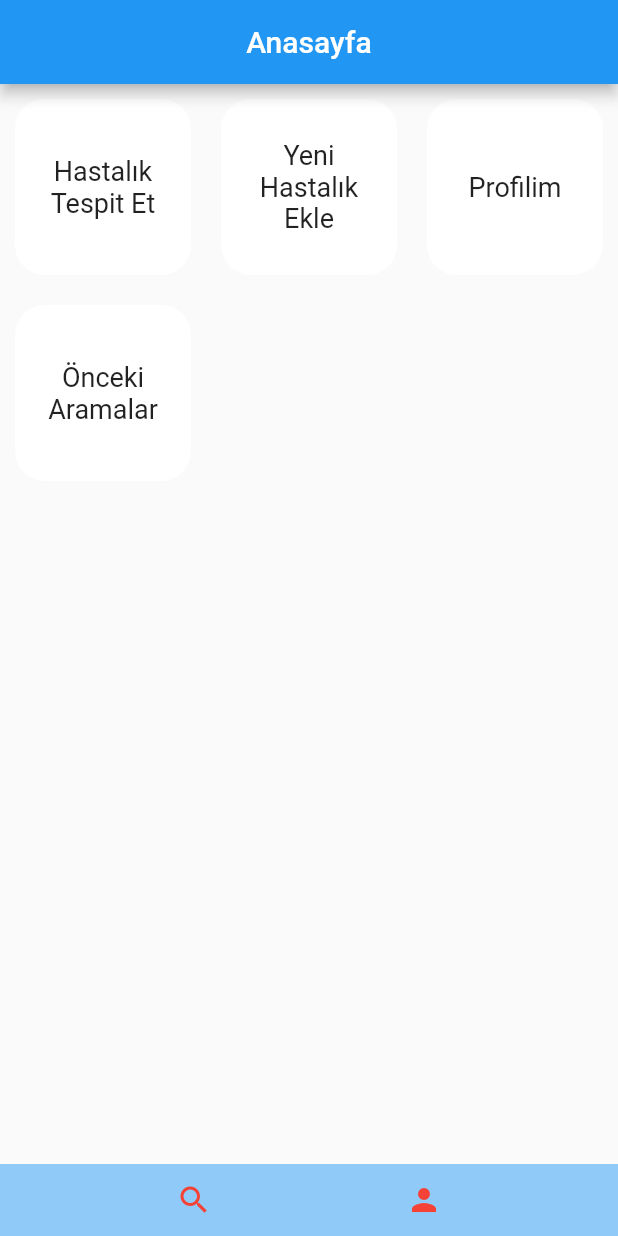
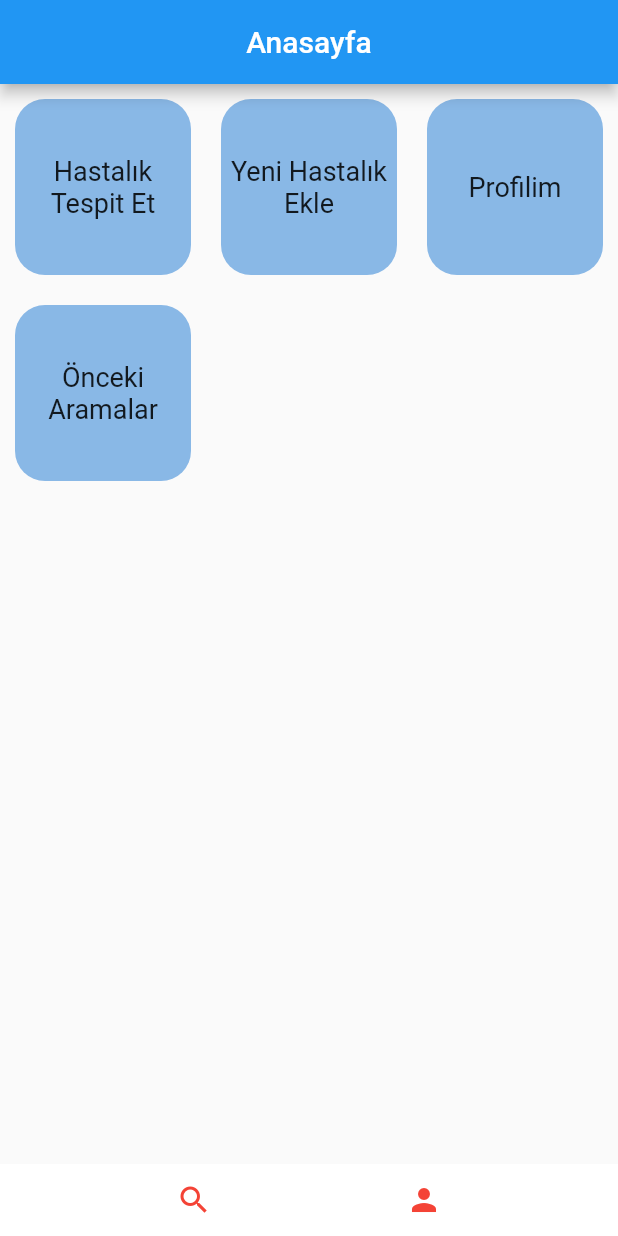
Before and after one commit to tezcansarizeybek/cattlediseaseflutter, a Flutter app: the MainPage screen opened directly, on a phone screen of 412 x 824 dp. Run offline on Flutter 3.47's test engine with Material 2 defaults, Android fonts, the phone set to English and light mode, and no system bars; our stand-ins replace get, shared_preferences; missing offline and left inert: camera_camera; accounts and stored records are empty.

Commit message:
cleaned code

```diff
--- a/lib/view/main_page.dart
+++ b/lib/view/main_page.dart
@@ -1,3 +1,6 @@
+import 'package:cattlediseasedetection/view/widgets/grid_button_widget.dart';
+import 'package:cattlediseasedetection/view/widgets/main_navbar_widget.dart';
+import 'package:cattlediseasedetection/view/widgets/profile_draggable_widget.dart';
 import 'package:cattlediseasedetection/viewmodel/user_vm.dart';
 import 'package:flutter/material.dart';
 import 'package:get/get.dart';
@@ -28,135 +31,15 @@ class MainPage extends StatelessWidget {
                     child: GridView.extent(
                   maxCrossAxisExtent: 150,
                   children: [
-                    Container(
-                      padding: const EdgeInsets.all(8),
-                      margin: const EdgeInsets.all(10),
-                      decoration: BoxDecoration(
-                        borderRadius: BorderRadius.circular(20),
-                        color: Theme.of(context).cardColor,
-                      ),
-                      child: const Center(
-                          child: Text(
-                        "Hastalık Tespit Et",
-                        style: TextStyle(fontSize: 18),
-                        textAlign: TextAlign.center,
-                      )),
-                    ),
-                    Container(
-                      padding: const EdgeInsets.all(8),
-                      margin: const EdgeInsets.all(10),
-                      decoration: BoxDecoration(
-                        borderRadius: BorderRadius.circular(20),
-                        color: Theme.of(context).cardColor,
-                      ),
-                      child: const Center(
-                          child: Text(
-                        "Yeni Hastalık Ekle",
-                        style: TextStyle(fontSize: 18),
-                        textAlign: TextAlign.center,
-                      )),
-                    ),
-                    InkWell(
-                      onTap: () => openUserInfo(),
-                      child: Container(
-                        padding: const EdgeInsets.all(8),
-                        margin: const EdgeInsets.all(10),
-                        decoration: BoxDecoration(
-                          borderRadius: BorderRadius.circular(20),
-                          color: Theme.of(context).cardColor,
-                        ),
-                        child: const Center(
-                            child: Text(
-                          "Profilim",
-                          style: TextStyle(fontSize: 18),
-                          textAlign: TextAlign.center,
-                        )),
-                      ),
-                    ),
-                    Container(
-                      padding: const EdgeInsets.all(8),
-                      margin: const EdgeInsets.all(10),
-                      decoration: BoxDecoration(
-                        borderRadius: BorderRadius.circular(20),
-                        color: Theme.of(context).cardColor,
-                      ),
-                      child: const Center(
-                          child: Text(
-                        "Önceki Aramalar",
-                        style: TextStyle(fontSize: 18),
-                        textAlign: TextAlign.center,
-                      )),
-                    )
+                    GridButtonWidget(title: "Hastalık Tespit Et"),
+                    GridButtonWidget(title: "Yeni Hastalık Ekle"),
+                    GridButtonWidget(title: "Profilim", func: openUserInfo),
+                    GridButtonWidget(title: "Önceki Aramalar"),
                   ],
                 )),
               ]),
-              Positioned(
-                bottom: 0,
-                right: 0,
-                left: 0,
-                child: Container(
-                  height: AppBarTheme.of(context).toolbarHeight,
-                  decoration:
-                      BoxDecoration(color: Theme.of(context).backgroundColor),
-                  child: Row(
-                    mainAxisAlignment: MainAxisAlignment.spaceEvenly,
-                    children: [
-                      IconButton(
-                          onPressed: () {},
-                          icon: const Icon(
-                            Icons.search,
-                            color: Colors.red,
-                          )),
-                      IconButton(
-                          onPressed: () {
-                            openUserInfo();
-                          },
-                          icon: const Icon(
-                            Icons.person,
-                            color: Colors.red,
-                          ))
-                    ],
-                  ),
-                ),
-              ),
-              SizedBox(
-                child: DraggableScrollableSheet(
-                  initialChildSize: 0,
-                  minChildSize: 0,
-                  maxChildSize: 0.7,
-                  controller: scrollableController,
-                  builder: (_, controller) {
-                    return LayoutBuilder(builder: (_, box) {
-                      return Container(
-                        decoration: BoxDecoration(
-                          borderRadius: BorderRadius.circular(30),
-                          color: Theme.of(context).backgroundColor,
-                        ),
-                        child: GetBuilder<UserVM>(
-                            id: 1,
-                            builder: (context) {
-                              return ListView(
-                                  controller: controller,
-                                  children: [
-                                    ListTile(
-                                      title: Text(
-                                          "Kullanıcı Adı: ${c.user.value.username}"),
-                                    ),
-                                    ListTile(
-                                      title: Text(
-                                          "Yapılan İstek Sayısı: ${c.user.value.requestCount}"),
-                                    ),
-                                    ListTile(
-                                      title: Text(
-                                          "Kalan İstek Sayısı: ${c.user.value.remainingRequest}"),
-                                    )
-                                  ]);
-                            }),
-                      );
-                    });
-                  },
-                ),
-              )
+              MainNavbarWidget(profileFunc: openUserInfo),
+              ProfileDraggableWidget(scrollableController: scrollableController)
             ],
           );
         }),
--- /dev/null
+++ b/lib/view/widgets/grid_button_widget.dart
@@ -0,0 +1,31 @@
+import 'package:flutter/material.dart';
+
+class GridButtonWidget extends StatelessWidget {
+  const GridButtonWidget({Key? key, required this.title, this.func})
+      : super(key: key);
+  final String title;
+  final void Function()? func;
+
+  @override
+  Widget build(BuildContext context) {
+    return Container(
+      margin: const EdgeInsets.all(10),
+      child: InkWell(
+        borderRadius: BorderRadius.circular(20),
+        onTap: func,
+        child: Container(
+          decoration: BoxDecoration(
+            borderRadius: BorderRadius.circular(20),
+            color: Theme.of(context).primaryColorDark.withOpacity(0.5),
+          ),
+          child: Center(
+              child: Text(
+            title,
+            style: const TextStyle(fontSize: 18),
+            textAlign: TextAlign.center,
+          )),
+        ),
+      ),
+    );
+  }
+}
--- /dev/null
+++ b/lib/view/widgets/main_navbar_widget.dart
@@ -0,0 +1,37 @@
+import 'package:flutter/material.dart';
+
+class MainNavbarWidget extends StatelessWidget {
+  const MainNavbarWidget({Key? key, required this.profileFunc})
+      : super(key: key);
+  final void Function() profileFunc;
+
+  @override
+  Widget build(BuildContext context) {
+    return Positioned(
+      bottom: 0,
+      right: 0,
+      left: 0,
+      child: Container(
+        height: AppBarTheme.of(context).toolbarHeight,
+        decoration: BoxDecoration(color: Theme.of(context).cardColor),
+        child: Row(
+          mainAxisAlignment: MainAxisAlignment.spaceEvenly,
+          children: [
+            IconButton(
+                onPressed: () {},
+                icon: const Icon(
+                  Icons.search,
+                  color: Colors.red,
+                )),
+            IconButton(
+                onPressed: profileFunc,
+                icon: const Icon(
+                  Icons.person,
+                  color: Colors.red,
+                ))
+          ],
+        ),
+      ),
+    );
+  }
+}
--- /dev/null
+++ b/lib/view/widgets/profile_draggable_widget.dart
@@ -0,0 +1,48 @@
+import 'package:cattlediseasedetection/viewmodel/user_vm.dart';
+import 'package:flutter/material.dart';
+import 'package:get/get.dart';
+
+class ProfileDraggableWidget extends StatelessWidget {
+  const ProfileDraggableWidget({Key? key, required this.scrollableController})
+      : super(key: key);
+  final DraggableScrollableController scrollableController;
+
+  @override
+  Widget build(BuildContext context) {
+    return SizedBox(
+      child: DraggableScrollableSheet(
+        initialChildSize: 0,
+        minChildSize: 0,
+        maxChildSize: 0.7,
+        controller: scrollableController,
+        builder: (_, controller) {
+          return LayoutBuilder(builder: (_, box) {
+            return Container(
+              decoration: BoxDecoration(
+                borderRadius: BorderRadius.circular(30),
+                color: Theme.of(context).backgroundColor,
+              ),
+              child: GetBuilder<UserVM>(
+                  id: 1,
+                  builder: (c) {
+                    return ListView(controller: controller, children: [
+                      ListTile(
+                        title: Text("Kullanıcı Adı: ${c.user.value.username}"),
+                      ),
+                      ListTile(
+                        title: Text(
+                            "Yapılan İstek Sayısı: ${c.user.value.requestCount}"),
+                      ),
+                      ListTile(
+                        title: Text(
+                            "Kalan İstek Sayısı: ${c.user.value.remainingRequest}"),
+                      )
+                    ]);
+                  }),
+            );
+          });
+        },
+      ),
+    );
+  }
+}
```
